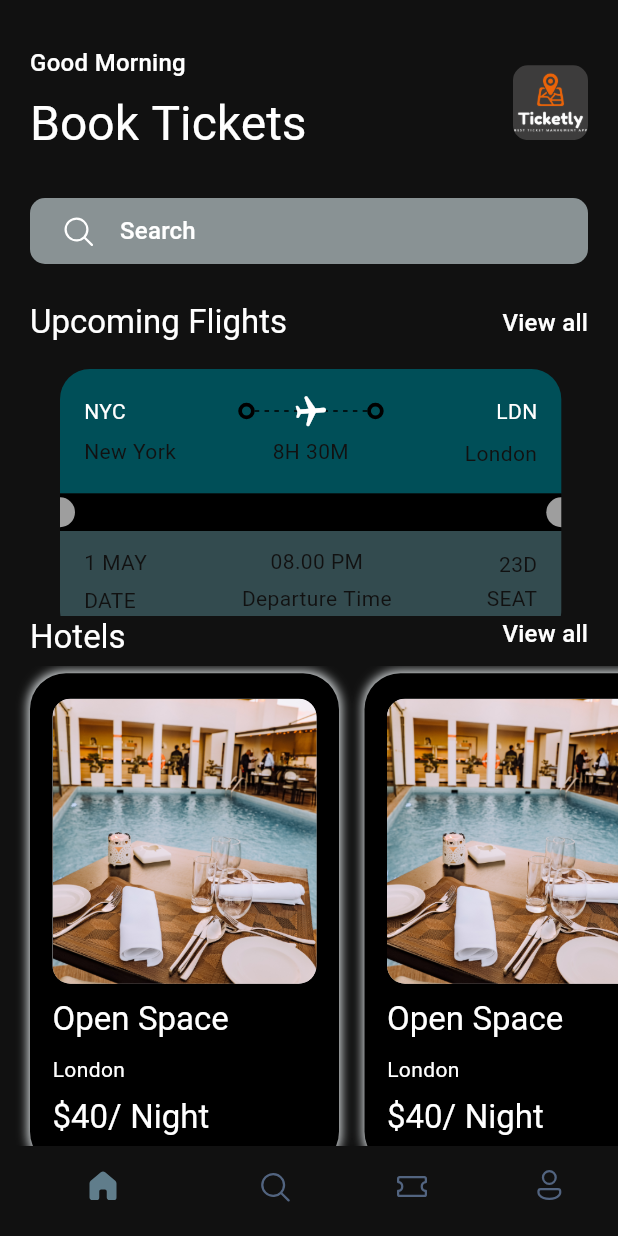
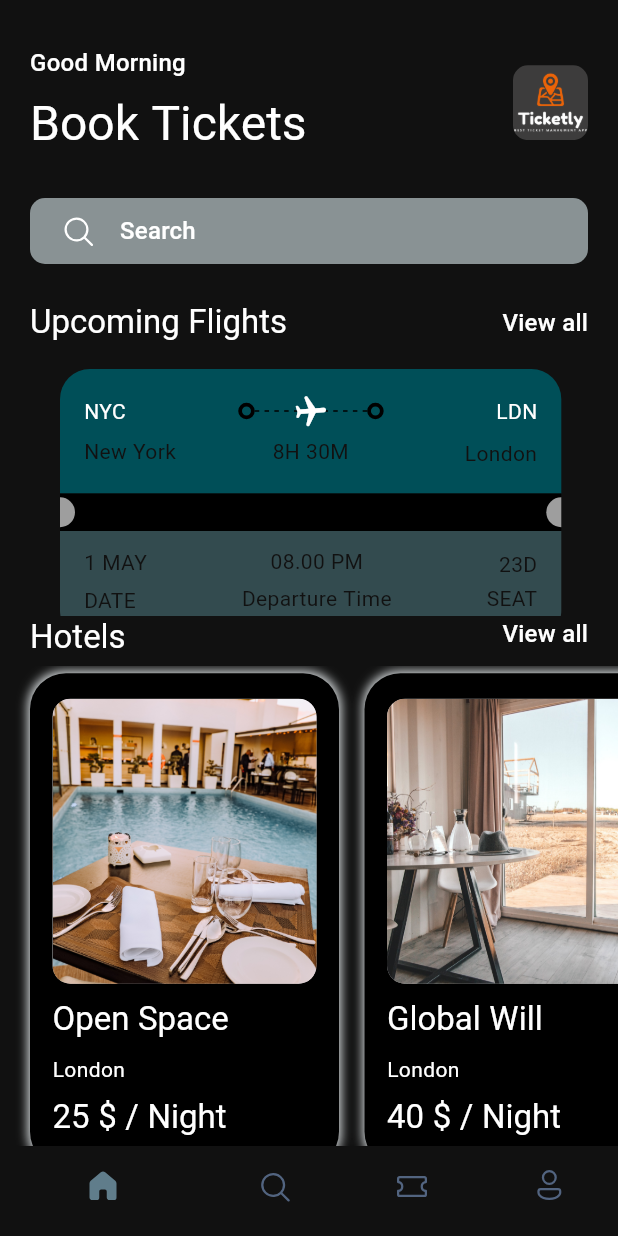
Before and after one commit to BD911-Coder/tickets_booking_app, a Flutter app: the screen it shows after launch, on a phone screen of 412 x 824 dp. Run offline on Flutter 3.47's test engine with Material 2 defaults, Android fonts, the phone set to English and light mode, and no system bars; drawn by our look-alikes of dynamic_color; our stand-ins replace flex_color_scheme, fluentui_icons, gap, google_fonts.

Commit message:
hotel widget updated

```diff
--- a/lib/screens/home_screen.dart
+++ b/lib/screens/home_screen.dart
@@ -1,5 +1,6 @@
 import 'package:booking_app/screens/hotels_screen_widget.dart';
 import 'package:booking_app/screens/ticket_view_widget.dart';
+import 'package:booking_app/utils/app_info_list.dart';
 import 'package:booking_app/utils/styles/themes/flex_themes.dart';
 import 'package:fluentui_icons/fluentui_icons.dart';
 import 'package:flutter/material.dart';
@@ -137,13 +138,9 @@ class HomeScreen extends StatelessWidget {
             scrollDirection: Axis.horizontal,
             padding: const EdgeInsets.only(left: 20),
             child: Row(
-              children: const [
-                HotelScreenWidget(),
-                HotelScreenWidget(),
-                HotelScreenWidget(),
-                HotelScreenWidget(),
-              ],
-            ),
+                children: hotelList
+                    .map((hotelList) => HotelScreenWidget(hotel: hotelList))
+                    .toList()),
           ),
         ],
       ),
--- a/lib/screens/hotels_screen_widget.dart
+++ b/lib/screens/hotels_screen_widget.dart
@@ -1,9 +1,14 @@
-import 'package:booking_app/utils/app_layout.dart';
 import 'package:flutter/material.dart';
 import 'package:gap/gap.dart';
 
+import 'package:booking_app/utils/app_layout.dart';
+
 class HotelScreenWidget extends StatelessWidget {
-  const HotelScreenWidget({Key? key}) : super(key: key);
+  final Map<String, dynamic> hotel;
+  const HotelScreenWidget({
+    Key? key,
+    required this.hotel,
+  }) : super(key: key);
 
   @override
   Widget build(BuildContext context) {
@@ -31,25 +36,25 @@ class HotelScreenWidget extends StatelessWidget {
             decoration: BoxDecoration(
               borderRadius: BorderRadius.circular(12),
               color: Theme.of(context).primaryColor,
-              image: const DecorationImage(
+              image: DecorationImage(
                 fit: BoxFit.cover,
-                image: AssetImage('assets/images/one.png'),
+                image: AssetImage('assets/images/${hotel['image']}'),
               ),
             ),
           ),
           const Gap(10),
           Text(
-            'Open Space',
+            '${hotel['place']}',
             style: Theme.of(context).textTheme.headline6,
           ),
           const Gap(5),
           Text(
-            'London',
+            '${hotel['destination']}',
             style: Theme.of(context).textTheme.bodyMedium,
           ),
           const Gap(8),
           Text(
-            '\$40/ Night',
+            '${hotel['price']} \$ / Night',
             style: Theme.of(context).textTheme.headline6,
           ),
         ],
--- a/lib/utils/app_info_list.dart
+++ b/lib/utils/app_info_list.dart
@@ -1,30 +1,20 @@
-List<Map<String, dynamic>> ticketList = [
+List<Map<String, dynamic>> hotelList = [
   {
-    'from': {
-      'code':"NYC",
-      'name':"New-York"
-    },
-    'to': {
-      'code':"LDN",
-      'name':"London"
-    },
-    'flying_time': '8H 30M',
-    'date': "1 MAY",
-    'departure_time':"08:00 AM",
-    "number":23
+    'image': 'one.png',
+    'place': 'Open Space',
+    'destination': 'London',
+    'price': 25
   },
   {
-    'from': {
-      'code':"DK",
-      'name':"Dhaka"
-    },
-    'to': {
-      'code':"SH",
-      'name':"Shanghai"
-    },
-    'flying_time': '4H 20M',
-    'date': "10 MAY",
-    'departure_time':"09:00 AM",
-    "number":45
+    'image': 'two.jpg',
+    'place': 'Global Will',
+    'destination': 'London',
+    'price': 40
+  },
+  {
+    'image': 'three.jpg',
+    'place': 'Tallest Building',
+    'destination': 'Dubai',
+    'price': 68
   },
 ];
```
